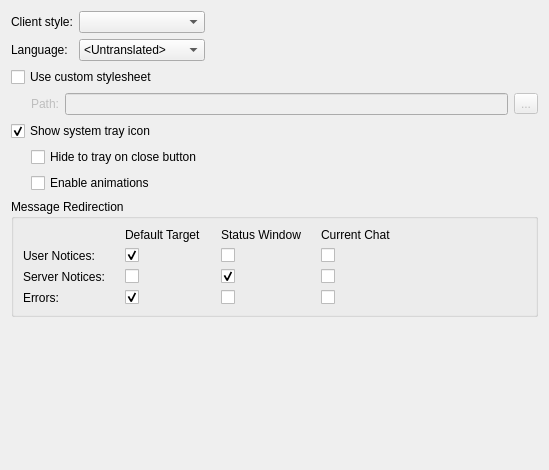
First picture: the form in src/qtui/settingspages/appearancesettingspage.ui, repository quassel/quassel, before the edit.
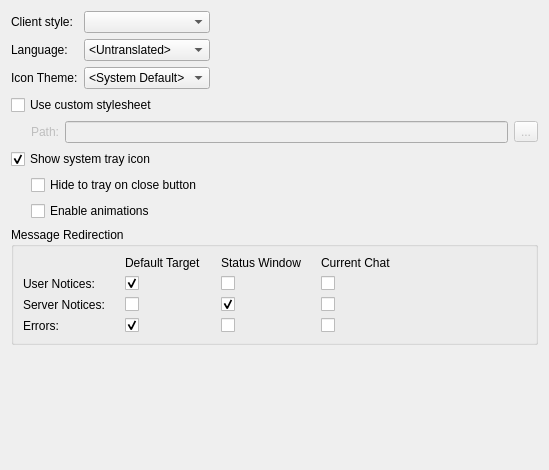
Second picture: the form after the edit.

Commit message: Add Settings option to choose from bundled Icon Themes or system default

The edit to the form file:
```diff
--- a/src/qtui/settingspages/appearancesettingspage.ui
+++ b/src/qtui/settingspages/appearancesettingspage.ui
@@ -67,6 +67,25 @@
        </property>
       </spacer>
      </item>
+     <item row="2" column="0">
+      <widget class="QLabel" name="label_10">
+       <property name="text">
+        <string>Icon Theme:</string>
+       </property>
+      </widget>
+     </item>
+     <item row="2" column="1">
+      <widget class="QComboBox" name="iconthemeComboBox">
+       <property name="toolTip">
+        <string>Choose from the bundled Icon-Themes! May need restart...</string>
+       </property>
+       <item>
+        <property name="text">
+         <string>&lt;System Default&gt;</string>
+        </property>
+       </item>
+      </widget>
+     </item>
     </layout>
    </item>
    <item>
```
The commit also changes 3 other files.
